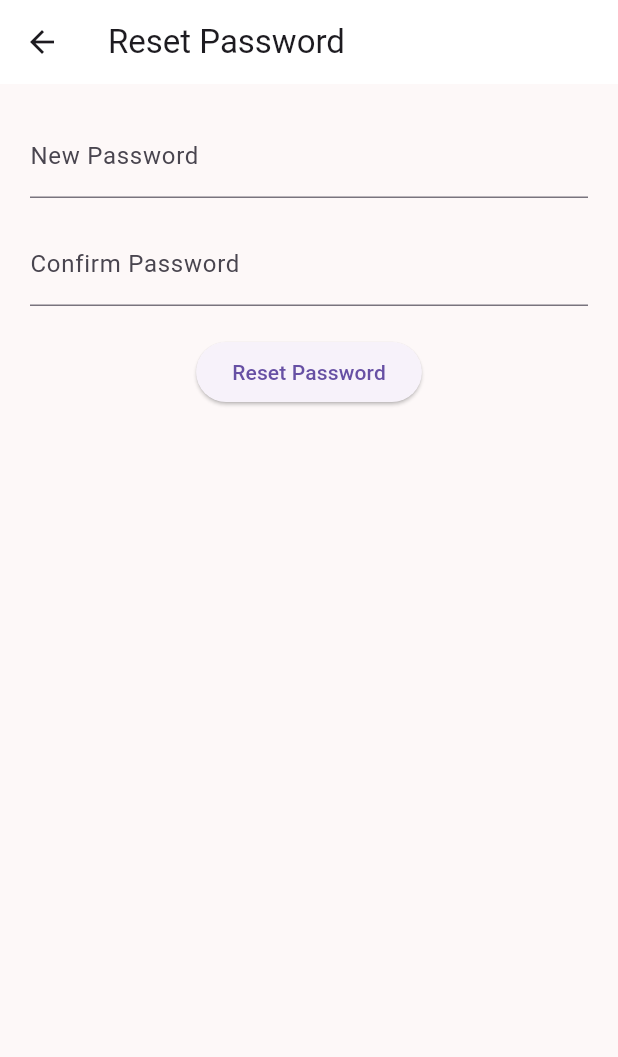
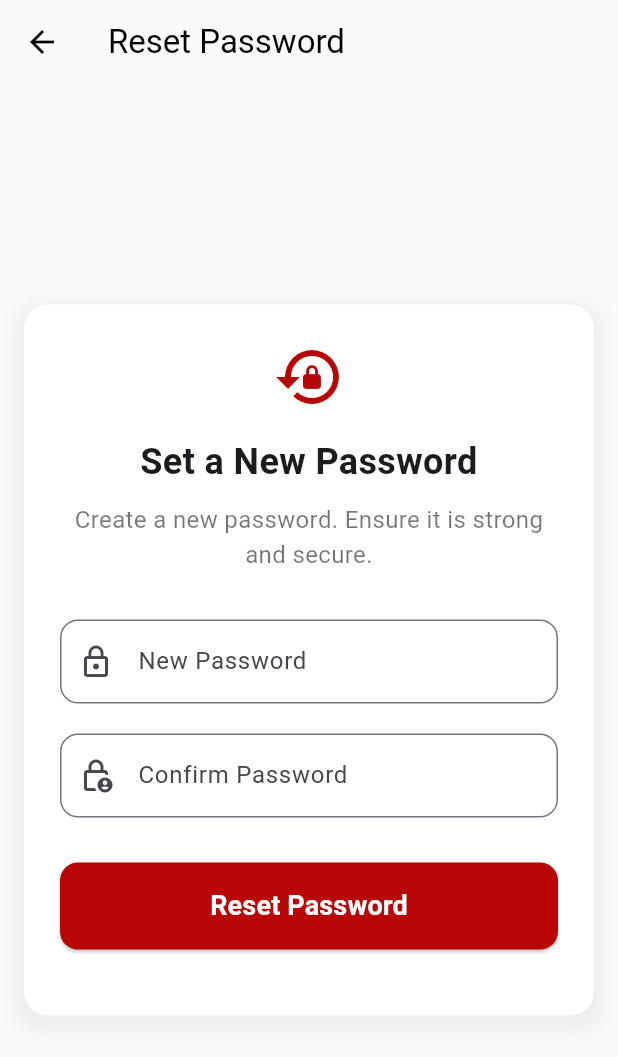
Before and after one commit to MahadiBapari/Bauauftrage24, a Flutter app: the ResetPasswordScreen screen opened directly with empty values, on a phone screen of 412 x 824 dp. Shown: the top 1057 px of the screen. Run offline on Flutter 3.47's test engine with Material 3 defaults, Android fonts, the phone set to English and light mode, and no system bars; our stand-ins replace app_links, cached_network_image, extended_image, image_picker, multi_select_flutter, photo_view and 2 more; accounts and stored records are empty; network calls fail.

Commit message:
Redisgned the reset password page aligning with the app design

```diff
--- a/lib/core/network/safe_http.dart
+++ b/lib/core/network/safe_http.dart
@@ -26,7 +26,8 @@ class SafeHttp {
       final response = await http.post(url, headers: headers, body: body);
 
       final isLoginRequest = url.path.endsWith('/login/');
-      if ((response.statusCode == 401 || response.statusCode == 403) && !isLoginRequest) {
+      final isResetPasswordRequest = url.path.endsWith('/reset-password');
+      if ((response.statusCode == 401 || response.statusCode == 403) && !isLoginRequest && !isResetPasswordRequest) {
         // Handle unauthorized/forbidden
         _handleUnauthorized(context);
         throw Exception('Unauthorized');
--- a/lib/presentation/auth/screens/reset_password_screen.dart
+++ b/lib/presentation/auth/screens/reset_password_screen.dart
@@ -1,6 +1,6 @@
 import 'dart:convert';
+import 'package:bauauftrage/core/network/safe_http.dart';
 import 'package:flutter/material.dart';
-import 'package:http/http.dart' as http;
 
 class ResetPasswordScreen extends StatefulWidget {
   final String token;
@@ -34,9 +34,10 @@ class _ResetPasswordScreenState extends State<ResetPasswordScreen> {
       _message = '';
     });
 
-    final url = Uri.parse('https://xn--bauauftrge24-ncb.ch/wp-json/custom/v1/reset-password');
+    final url = Uri.parse('https://xn--bauauftrge24-ncb.ch/wp-json/custom-api/v1/reset-password');
     try {
-      final response = await http.post(
+      final response = await SafeHttp.safePost(
+        context,
         url,
         headers: {
           'Content-Type': 'application/json',
@@ -75,49 +76,102 @@ class _ResetPasswordScreenState extends State<ResetPasswordScreen> {
   @override
   Widget build(BuildContext context) {
     return Scaffold(
-        appBar: AppBar(title: const Text('Reset Password')),
-        body: Padding(
-          padding: const EdgeInsets.all(20),
-          child: Column(
-            children: [
-              Form(
+      backgroundColor: const Color.fromARGB(255, 250, 250, 250),
+      appBar: AppBar(
+        title: const Text('Reset Password'),
+        elevation: 0,
+        backgroundColor: Colors.transparent,
+        foregroundColor: Colors.black,
+      ),
+      body: Center(
+        child: SingleChildScrollView(
+          padding: const EdgeInsets.all(16.0),
+          child: Container(
+            padding: const EdgeInsets.all(24.0),
+            constraints: const BoxConstraints(maxWidth: 500),
+            decoration: BoxDecoration(
+              color: Colors.white,
+              borderRadius: BorderRadius.circular(16),
+              boxShadow: [
+                BoxShadow(
+                  color: Colors.grey.withOpacity(0.15),
+                  spreadRadius: 5,
+                  blurRadius: 10,
+                  offset: const Offset(0, 5),
+                ),
+              ],
+            ),
+            child: Form(
               key: _formKey,
               child: Column(
+                mainAxisSize: MainAxisSize.min,
+                crossAxisAlignment: CrossAxisAlignment.stretch,
                 children: [
+                  const Icon(Icons.lock_reset, size: 48, color: Color.fromARGB(255, 185, 7, 7)),
+                  const SizedBox(height: 16),
+                  const Text(
+                    'Set a New Password',
+                    textAlign: TextAlign.center,
+                    style: TextStyle(fontSize: 24, fontWeight: FontWeight.bold),
+                  ),
+                  const SizedBox(height: 10),
+                  const Text(
+                    'Create a new password. Ensure it is strong and secure.',
+                    textAlign: TextAlign.center,
+                    style: TextStyle(fontSize: 16, color: Colors.black54),
+                  ),
+                  const SizedBox(height: 32),
                   TextFormField(
                     controller: _newPasswordController,
                     obscureText: true,
-                      decoration: const InputDecoration(labelText: 'New Password'),
+                    decoration: InputDecoration(
+                      labelText: 'New Password',
+                      hintText: 'Enter new password',
+                      prefixIcon: const Icon(Icons.lock_outline),
+                      border: OutlineInputBorder(borderRadius: BorderRadius.circular(12)),
+                    ),
                     validator: (val) =>
                         val == null || val.isEmpty || val.length < 6 ? 'Password must be at least 6 characters' : null,
                   ),
-                    const SizedBox(height: 16),
+                  const SizedBox(height: 20),
                   TextFormField(
                     controller: _confirmPasswordController,
                     obscureText: true,
-                      decoration: const InputDecoration(labelText: 'Confirm Password'),
+                    decoration: InputDecoration(
+                      labelText: 'Confirm Password',
+                      hintText: 'Confirm your new password',
+                      prefixIcon: const Icon(Icons.lock_person_outlined),
+                      border: OutlineInputBorder(borderRadius: BorderRadius.circular(12)),
+                    ),
                     validator: (val) =>
                         val == null || val.isEmpty ? 'Confirm your password' : null,
                   ),
-                    const SizedBox(height: 20),
+                  const SizedBox(height: 30),
                   _isLoading
-                        ? const CircularProgressIndicator()
+                      ? const Center(child: CircularProgressIndicator())
                       : ElevatedButton(
+                          style: ElevatedButton.styleFrom(
+                            backgroundColor: const Color.fromARGB(255, 185, 7, 7),
+                            shape: RoundedRectangleBorder(borderRadius: BorderRadius.circular(12)),
+                            padding: const EdgeInsets.symmetric(vertical: 16),
+                          ),
                           onPressed: _resetPassword,
-                            child: const Text('Reset Password')
+                          child: const Text('Reset Password', style: TextStyle(fontSize: 18, color: Colors.white, fontWeight: FontWeight.w600)),
                         ),
                   const SizedBox(height: 20),
                   if (_message.isNotEmpty)
                     Text(
                       _message,
+                      textAlign: TextAlign.center,
                       style: TextStyle(
-                            color: _isSuccess ? Colors.green : Colors.red, fontSize: 16),
+                          color: _isSuccess ? Colors.green.shade700 : Colors.red.shade700, fontSize: 16, fontWeight: FontWeight.w500),
                     )
                 ],
               ),
-              )
-            ],
             ),
-        ));
+          ),
+        ),
+      ),
+    );
   }
 }
```
Also changed, not shown: lib/presentation/auth/screens/login_page.dart (+66 -21 lines). Lines whose indentation alone changed are shown as unchanged.
